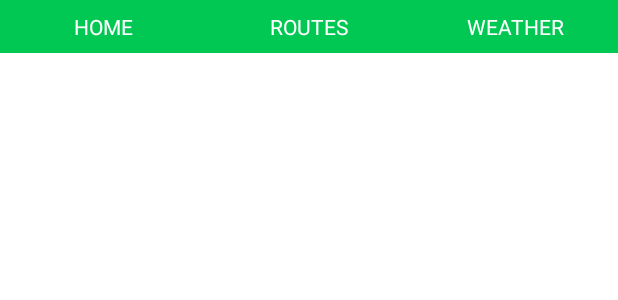
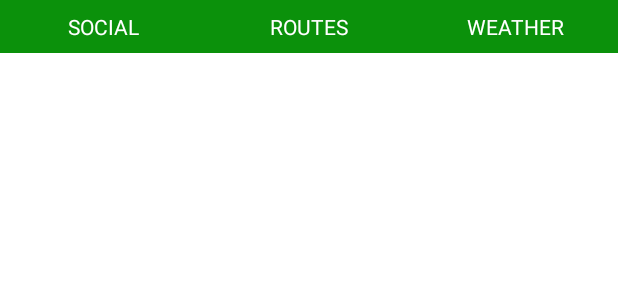
Before and after one commit to GurjitChahal/MenuCrooze, an Android app: the layout activity_home.xml on its own in the app's theme, with its tools: preview values and no code run, on a phone screen of 412 x 824 dp. Shown: the top 300 px of the screen. Run offline under Robolectric (Android 15) with nearby library versions, the phone set to English and light mode, and no system bars.

Commit message:
added styles and removed hardcoded strings

```diff
--- a/app/src/main/AndroidManifest.xml
+++ b/app/src/main/AndroidManifest.xml
@@ -25,8 +25,7 @@
 
         </activity>
 
-        <activity android:name=".RegisterActivity" />
-        <activity android:name=".UserAreaActivity">
+        <activity android:name=".RegisterActivity">
 
         </activity>
     </application>
--- a/app/src/main/res/layout/activity_home.xml
+++ b/app/src/main/res/layout/activity_home.xml
@@ -12,40 +12,14 @@
 
     <TextView
         android:id="@+id/home_tab"
-        android:layout_width="0dp"
-        android:layout_weight="1"
-        android:gravity="center"
-        android:layout_height="wrap_content"
-        android:background = "#00C853"
-        android:paddingTop="8dp"
-        android:paddingBottom="8dp"
-        android:text="Home"
-        android:textAllCaps="true"
-        android:textColor="#ffffff"/>
+        style="@style/HomeTabs"
+        android:text="@string/social_tab" />
     <TextView
         android:id="@+id/routes_tab"
-        android:layout_width="0dp"
-        android:layout_weight="1"
-        android:background = "#00C853"
-        android:gravity="center"
-        android:layout_height="wrap_content"
-        android:layout_toRightOf="@id/home_tab"
-        android:paddingTop="8dp"
-        android:paddingBottom="8dp"
-        android:text="Routes"
-        android:textAllCaps="true"
-        android:textColor="#ffffff"/>
+        style="@style/HomeTabs"
+        android:text="@string/routes_tab" />
     <TextView
         android:id="@+id/_tab"
-        android:layout_width="0dp"
-        android:layout_weight="1"
-        android:background = "#00C853"
-        android:gravity="center"
-        android:layout_height="wrap_content"
-        android:layout_toRightOf="@id/routes_tab"
-        android:paddingTop="8dp"
-        android:paddingBottom="8dp"
-        android:text="Weather"
-        android:textAllCaps="true"
-        android:textColor="#ffffff"/>
+        style="@style/HomeTabs"
+        android:text="@string/weather_tab" />
 </LinearLayout>
--- a/app/src/main/res/values/colors.xml
+++ b/app/src/main/res/values/colors.xml
@@ -1,6 +1,6 @@
 <?xml version="1.0" encoding="utf-8"?>
 <resources>
-    <color name="colorPrimary">#00C853</color>
-    <color name="colorPrimaryDark">#00C853</color>
+    <color name="colorPrimary">#0b910b</color>
+    <color name="colorPrimaryDark">#0b910b</color>
     <color name="colorAccent">#FF4081</color>
 </resources>
--- a/app/src/main/res/values/strings.xml
+++ b/app/src/main/res/values/strings.xml
@@ -1,3 +1,6 @@
 <resources>
     <string name="app_name">Crooz</string>
+    <string name="social_tab">Social</string>
+    <string name="routes_tab">Routes</string>
+    <string name="weather_tab">Weather</string>
 </resources>
--- a/app/src/main/res/values/styles.xml
+++ b/app/src/main/res/values/styles.xml
@@ -10,4 +10,15 @@
     <style name="SplashTheme" parent="Theme.AppCompat.NoActionBar">
         <item name="android:windowBackground">@drawable/splash_screen</item>
     </style>
+    <style name="HomeTabs">
+        <item name="android:layout_width">0dp</item>
+        <item name="android:layout_weight">1</item>
+        <item name="android:gravity">center</item>
+        <item name="android:layout_height">wrap_content</item>
+        <item name="android:background">@color/colorPrimary</item>
+        <item name="android:paddingTop">8dp</item>
+        <item name="android:paddingBottom">8dp</item>
+        <item name="android:textAllCaps">true</item>
+        <item name="android:textColor">#ffffff</item>
+    </style>
 </resources>
```
Also changed, not shown: app/src/main/java/com/example/gurjitc96/menucrooze/UserAreaActivity.java (deleted, +0 -18 lines), app/src/main/res/layout/activity_user_area.xml (deleted, +0 -65 lines).
